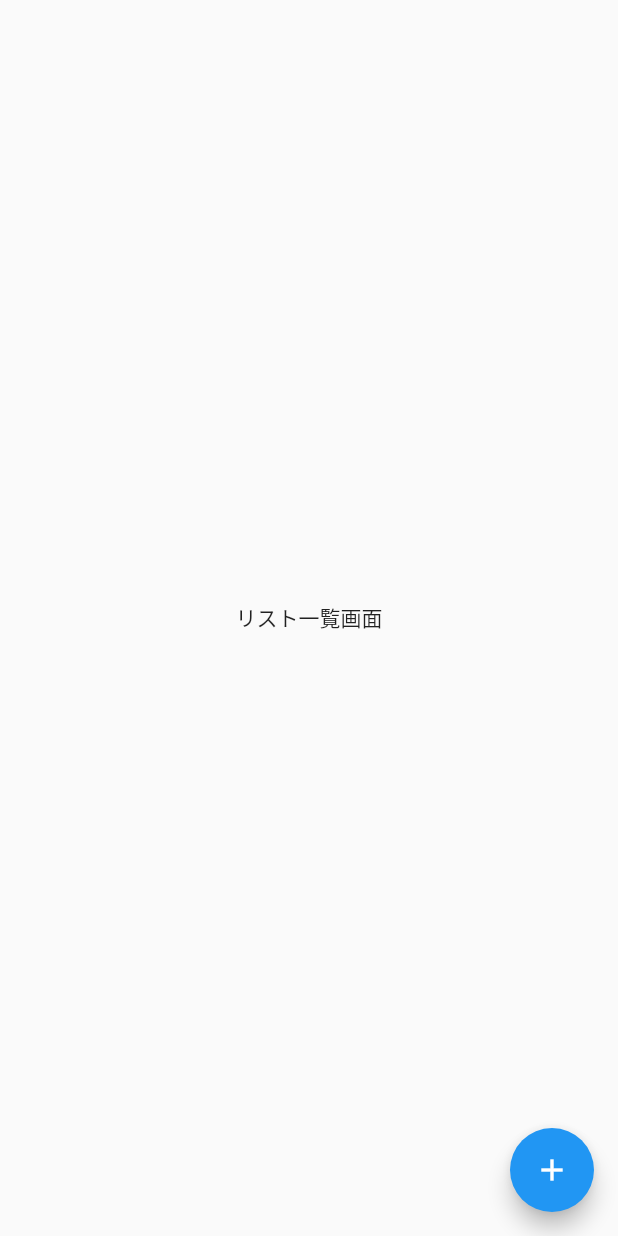
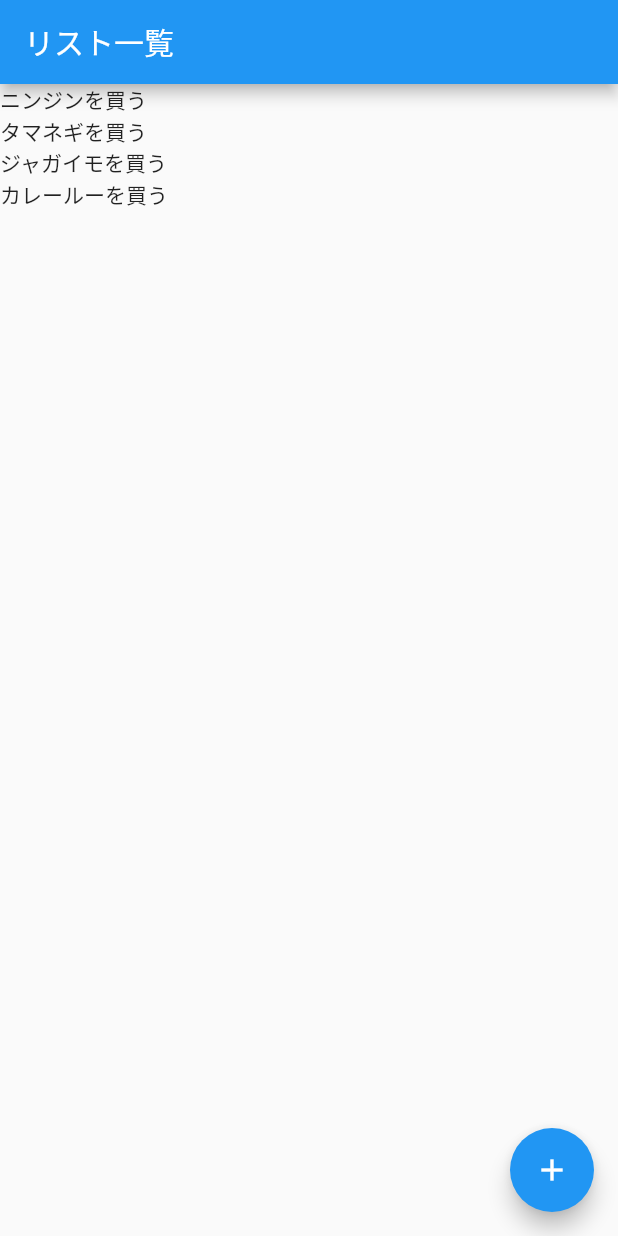
Before and after one commit to ryuimoto/login-todo, a Flutter app: the screen it shows after launch, on a phone screen of 412 x 824 dp. Run offline on Flutter 3.47's test engine with Material 2 defaults, Android fonts, the phone set to English and light mode, and no system bars.

Commit message:
add listview

```diff
--- a/lib/main.dart
+++ b/lib/main.dart
@@ -22,8 +22,16 @@ class TodoListPage extends StatelessWidget{
   @override
   Widget build(BuildContext context) {
     return Scaffold(
-      body: Center(
-        child: Text('リスト一覧画面'),
+      appBar: AppBar(
+        title: Text('リスト一覧'),
+      ),
+      body: ListView(
+        children: <Widget>[
+          Text('ニンジンを買う'),
+          Text('タマネギを買う'),
+          Text('ジャガイモを買う'),
+          Text('カレールーを買う'),
+        ],
       ),
       floatingActionButton: FloatingActionButton(
         onPressed: (){
```
